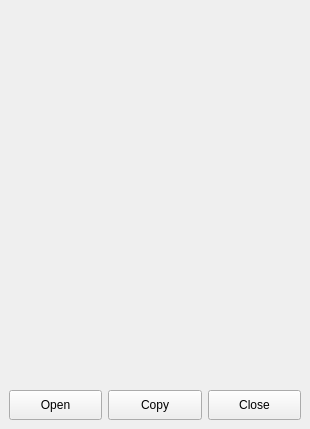
Before: the Qt Designer form imageutility.ui in AFunProgrammer/imageutility, drawn with Qt 5.
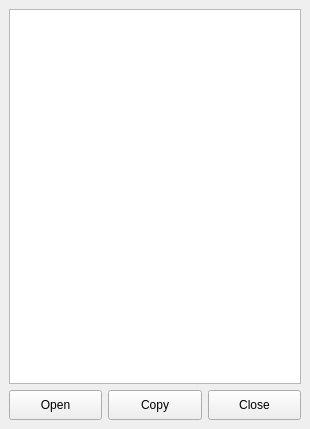
After: the same form once the commit is applied.

Commit message: Adjust Ui Display to have the image look more correct proportionally

Patch:
```diff
--- a/imageutility.ui
+++ b/imageutility.ui
@@ -15,25 +15,6 @@
   </property>
   <widget class="QWidget" name="centralwidget">
    <layout class="QGridLayout" name="gridLayout_2">
-    <item row="0" column="0">
-     <widget class="QLabel" name="lblImage">
-      <property name="sizePolicy">
-       <sizepolicy hsizetype="Expanding" vsizetype="Expanding">
-        <horstretch>0</horstretch>
-        <verstretch>0</verstretch>
-       </sizepolicy>
-      </property>
-      <property name="text">
-       <string/>
-      </property>
-      <property name="scaledContents">
-       <bool>true</bool>
-      </property>
-      <property name="wordWrap">
-       <bool>true</bool>
-      </property>
-     </widget>
-    </item>
     <item row="1" column="0">
      <layout class="QHBoxLayout" name="horizontalLayout">
       <item>
@@ -77,6 +58,9 @@
       </item>
      </layout>
     </item>
+    <item row="0" column="0">
+     <widget class="QGraphicsView" name="gvDisplay"/>
+    </item>
    </layout>
   </widget>
  </widget>
```
The commit also changes 4 other files.
